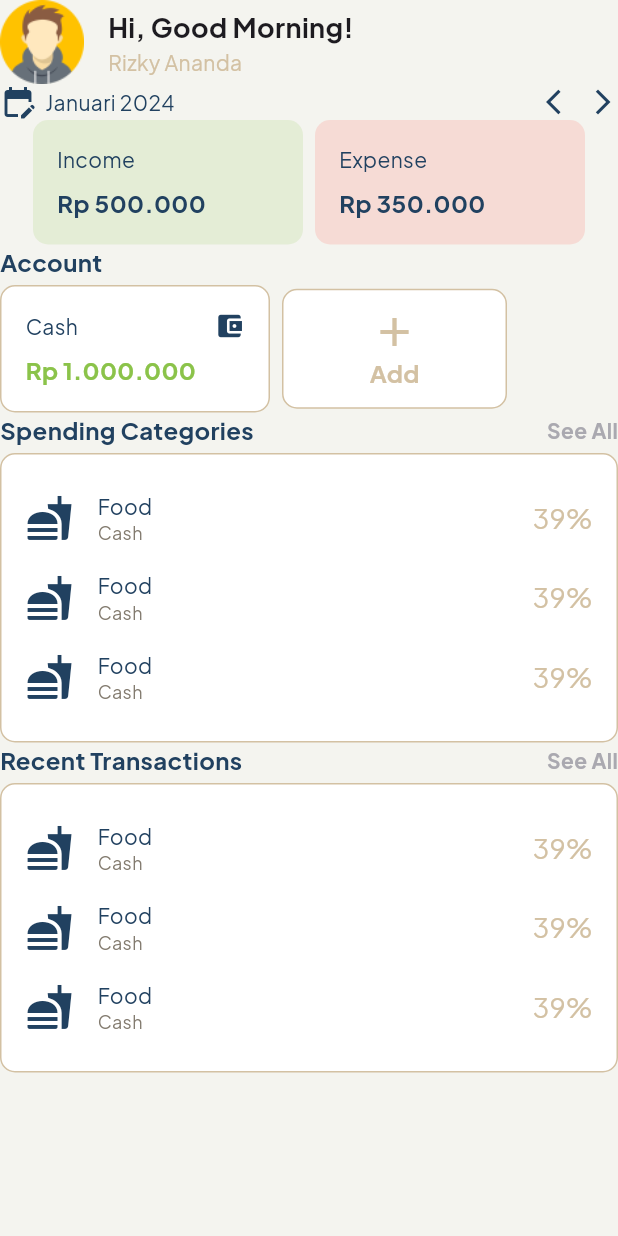
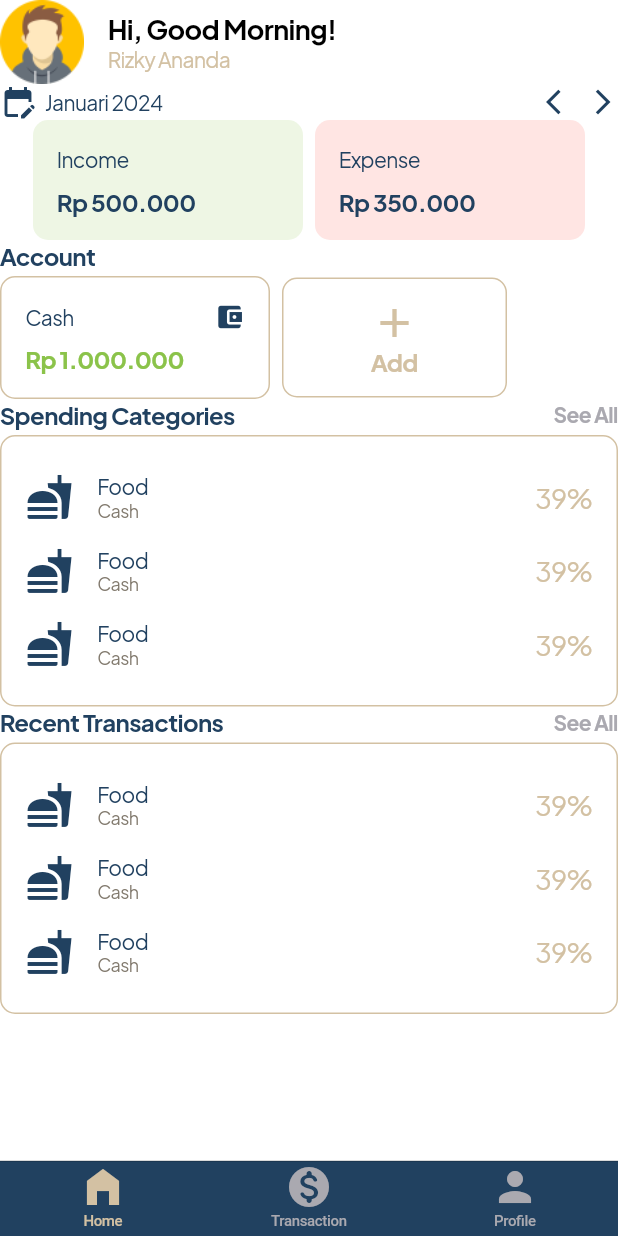
Before and after one commit to ekyrizky/savvy-stash, a Flutter app: the screen it shows after launch, on a phone screen of 412 x 824 dp. Run offline on Flutter 3.47's test engine with Material 3 defaults, Android fonts, the phone set to English and light mode, and no system bars; our stand-ins replace get, google_fonts.

Commit message:
add bottom navigation

```diff
--- /dev/null
+++ b/lib/app/utils/page_type.dart
@@ -0,0 +1,27 @@
+import 'package:flutter/material.dart';
+
+enum PageType { home, transaction, profile }
+
+extension PageItem on PageType {
+  Icon get icon {
+    switch (this) {
+      case PageType.home:
+        return Icon(Icons.home_filled, size: 32);
+      case PageType.transaction:
+        return Icon(Icons.monetization_on_rounded, size: 32);
+      case PageType.profile:
+        return Icon(Icons.person, size: 32);
+    }
+  }
+
+  String get label {
+    switch (this) {
+      case PageType.home:
+        return "Home";
+      case PageType.transaction:
+        return "Transaction";
+      case PageType.profile:
+        return "Profile";
+    }
+  }
+}
--- a/lib/presentation/app.dart
+++ b/lib/presentation/app.dart
@@ -1,15 +1,15 @@
 import 'package:flutter/material.dart';
 import 'package:get/get.dart';
-import 'package:savvy_stash/presentation/pages/home_page.dart';
+import 'package:savvy_stash/presentation/pages/main_page.dart';
 
 class App extends StatelessWidget {
   const App({super.key});
 
   @override
   Widget build(BuildContext context) {
-    return const GetMaterialApp(
+    return const GetCupertinoApp(
       initialRoute: '/',
-      home: HomePage(),
+      home: MainPage(),
     );
   }
 }
--- a/lib/presentation/pages/home_page.dart
+++ b/lib/presentation/pages/home_page.dart
@@ -1,5 +1,4 @@
 import 'package:flutter/material.dart';
-import 'package:savvy_stash/app/theme/colors.dart';
 import 'package:savvy_stash/presentation/components/molecules/balance_card_molecule.dart';
 import 'package:savvy_stash/presentation/components/molecules/calendar_molecule.dart';
 import 'package:savvy_stash/presentation/components/molecules/profile_header_molecule.dart';
@@ -11,9 +10,8 @@ class HomePage extends StatelessWidget {
 
   @override
   Widget build(BuildContext context) {
-    return Scaffold(
-      backgroundColor: AppColors.kBackgroundColor,
-      body: SafeArea(
+    return SafeArea(
+      child: SingleChildScrollView(
         child: Column(
           children: [
             ProfileHeaderMolecule(),
--- a/lib/presentation/pages/main_page.dart
+++ b/lib/presentation/pages/main_page.dart
@@ -1,12 +1,34 @@
-import 'package:flutter/material.dart';
+import 'package:flutter/cupertino.dart';
+import 'package:savvy_stash/app/theme/colors.dart';
+import 'package:savvy_stash/app/utils/page_type.dart';
+import 'package:savvy_stash/presentation/pages/custom_page.dart';
+import 'package:savvy_stash/presentation/pages/home_page.dart';
 
 class MainPage extends StatelessWidget {
   const MainPage({super.key});
 
   @override
   Widget build(BuildContext context) {
-    return const Center(
-      child: Text('MAIN PAGE'),
+    return CupertinoTabScaffold(
+      tabBar: CupertinoTabBar(
+        backgroundColor: AppColors.kPrimaryColor,
+        items: PageType.values
+            .map((e) => BottomNavigationBarItem(icon: e.icon, label: e.label))
+            .toList(),
+        inactiveColor: AppColors.kGrayColor,
+        activeColor: AppColors.kSecondaryColor,
+      ),
+      tabBuilder: (context, index) {
+        final type = PageType.values[index];
+        switch (type) {
+          case PageType.home:
+            return HomePage();
+          case PageType.transaction:
+            return CustomPage(label: 'Transaction');
+          case PageType.profile:
+            return CustomPage(label: 'Profile');
+        }
+      },
     );
   }
 }
```
Also changed, not shown: lib/presentation/pages/custom_page.dart (added, +13 -0 lines).
